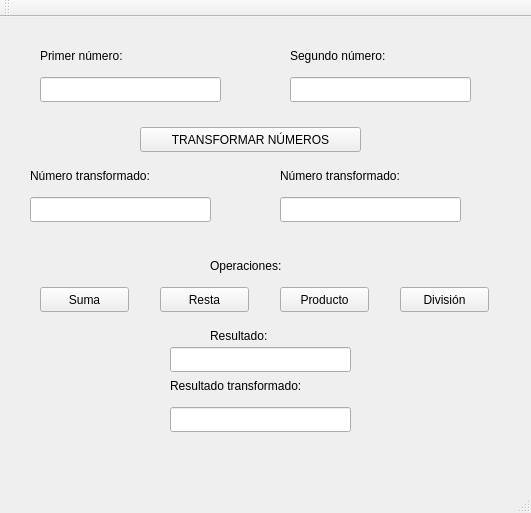
Before: the Qt Designer form ALUComaFlotante/mainwindow.ui in delSerSergio/ALUComaFlotante, drawn with Qt 5.
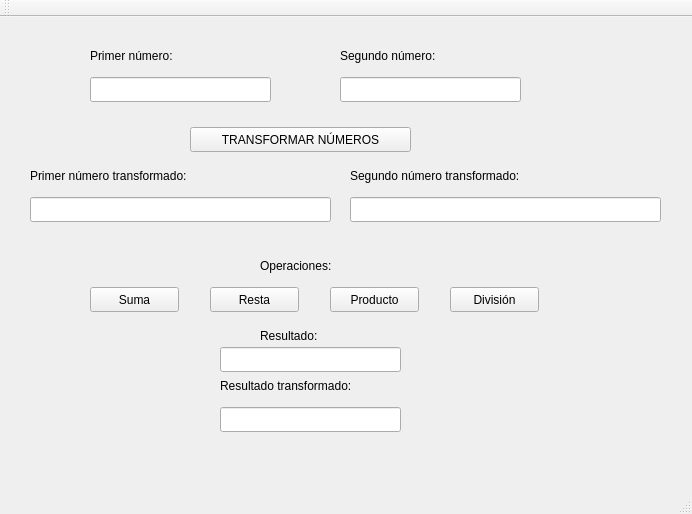
After: the same form once the commit is applied.

Diff of the .ui file:
```diff
--- a/ALUComaFlotante/mainwindow.ui
+++ b/ALUComaFlotante/mainwindow.ui
@@ -6,8 +6,8 @@
    <rect>
     <x>0</x>
     <y>0</y>
-    <width>531</width>
-    <height>513</height>
+    <width>692</width>
+    <height>514</height>
    </rect>
   </property>
   <property name="windowTitle">
@@ -17,7 +17,7 @@
    <widget class="QLabel" name="label">
     <property name="geometry">
      <rect>
-      <x>40</x>
+      <x>90</x>
       <y>30</y>
       <width>191</width>
       <height>17</height>
@@ -30,7 +30,7 @@
    <widget class="QLabel" name="label_2">
     <property name="geometry">
      <rect>
-      <x>290</x>
+      <x>340</x>
       <y>30</y>
       <width>211</width>
       <height>17</height>
@@ -43,7 +43,7 @@
    <widget class="QLineEdit" name="lineEdit">
     <property name="geometry">
      <rect>
-      <x>40</x>
+      <x>90</x>
       <y>60</y>
       <width>181</width>
       <height>25</height>
@@ -53,7 +53,7 @@
    <widget class="QLineEdit" name="lineEdit_2">
     <property name="geometry">
      <rect>
-      <x>290</x>
+      <x>340</x>
       <y>60</y>
       <width>181</width>
       <height>25</height>
@@ -65,25 +65,25 @@
      <rect>
       <x>30</x>
       <y>150</y>
-      <width>161</width>
+      <width>221</width>
       <height>17</height>
      </rect>
     </property>
     <property name="text">
-     <string>Número transformado:</string>
+     <string>Primer número transformado:</string>
     </property>
    </widget>
    <widget class="QLabel" name="label_4">
     <property name="geometry">
      <rect>
-      <x>280</x>
+      <x>350</x>
       <y>150</y>
-      <width>161</width>
+      <width>231</width>
       <height>17</height>
      </rect>
     </property>
     <property name="text">
-     <string>Número transformado:</string>
+     <string>Segundo número transformado:</string>
     </property>
    </widget>
    <widget class="QLineEdit" name="lineEdit_3">
@@ -91,7 +91,7 @@
      <rect>
       <x>30</x>
       <y>180</y>
-      <width>181</width>
+      <width>301</width>
       <height>25</height>
      </rect>
     </property>
@@ -99,9 +99,9 @@
    <widget class="QLineEdit" name="lineEdit_4">
     <property name="geometry">
      <rect>
-      <x>280</x>
+      <x>350</x>
       <y>180</y>
-      <width>181</width>
+      <width>311</width>
       <height>25</height>
      </rect>
     </property>
@@ -109,7 +109,7 @@
    <widget class="QLabel" name="label_5">
     <property name="geometry">
      <rect>
-      <x>210</x>
+      <x>260</x>
       <y>240</y>
       <width>91</width>
       <height>17</height>
@@ -122,7 +122,7 @@
    <widget class="QPushButton" name="botonSuma">
     <property name="geometry">
      <rect>
-      <x>40</x>
+      <x>90</x>
       <y>270</y>
       <width>89</width>
       <height>25</height>
@@ -135,7 +135,7 @@
    <widget class="QPushButton" name="botonResta">
     <property name="geometry">
      <rect>
-      <x>160</x>
+      <x>210</x>
       <y>270</y>
       <width>89</width>
       <height>25</height>
@@ -148,7 +148,7 @@
    <widget class="QPushButton" name="botonProducto">
     <property name="geometry">
      <rect>
-      <x>280</x>
+      <x>330</x>
       <y>270</y>
       <width>89</width>
       <height>25</height>
@@ -161,7 +161,7 @@
    <widget class="QPushButton" name="botonDivision">
     <property name="geometry">
      <rect>
-      <x>400</x>
+      <x>450</x>
       <y>270</y>
       <width>89</width>
       <height>25</height>
@@ -174,7 +174,7 @@
    <widget class="QLabel" name="label_6">
     <property name="geometry">
      <rect>
-      <x>210</x>
+      <x>260</x>
       <y>310</y>
       <width>81</width>
       <height>17</height>
@@ -187,7 +187,7 @@
    <widget class="QLineEdit" name="lineEdit_5">
     <property name="geometry">
      <rect>
-      <x>170</x>
+      <x>220</x>
       <y>330</y>
       <width>181</width>
       <height>25</height>
@@ -197,7 +197,7 @@
    <widget class="QLabel" name="label_7">
     <property name="geometry">
      <rect>
-      <x>170</x>
+      <x>220</x>
       <y>360</y>
       <width>181</width>
       <height>17</height>
@@ -210,7 +210,7 @@
    <widget class="QLineEdit" name="lineEdit_6">
     <property name="geometry">
      <rect>
-      <x>170</x>
+      <x>220</x>
       <y>390</y>
       <width>181</width>
       <height>25</height>
@@ -220,7 +220,7 @@
    <widget class="QPushButton" name="transformarNumeros">
     <property name="geometry">
      <rect>
-      <x>140</x>
+      <x>190</x>
       <y>110</y>
       <width>221</width>
       <height>25</height>
```
Left out of the diff: 2 changed lines with no effect on the pictures.
